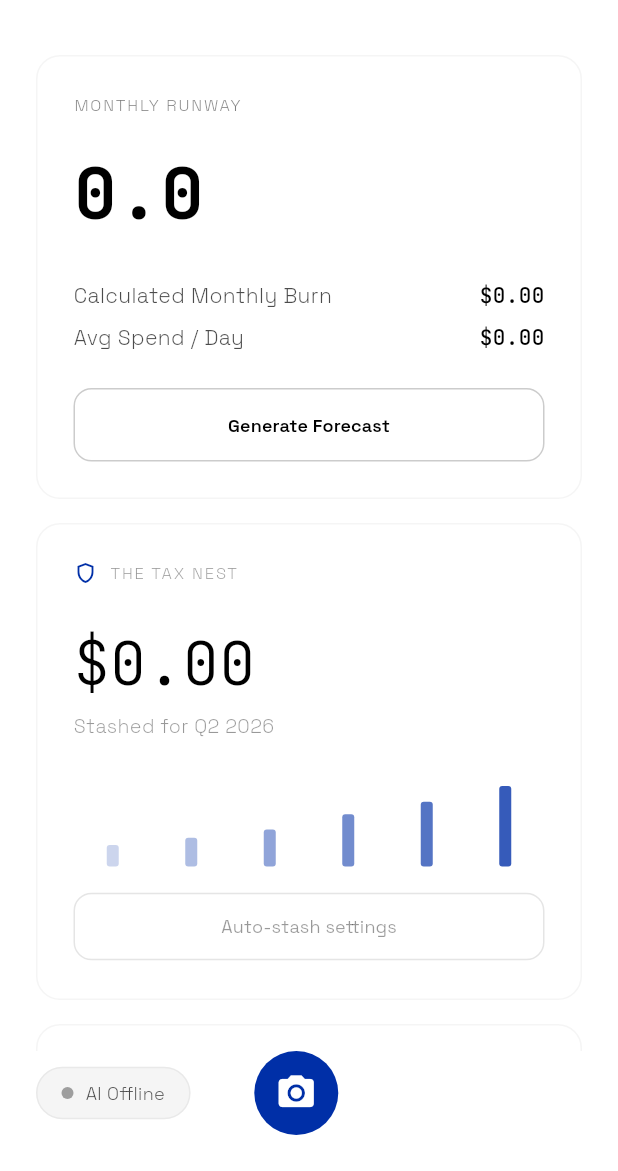
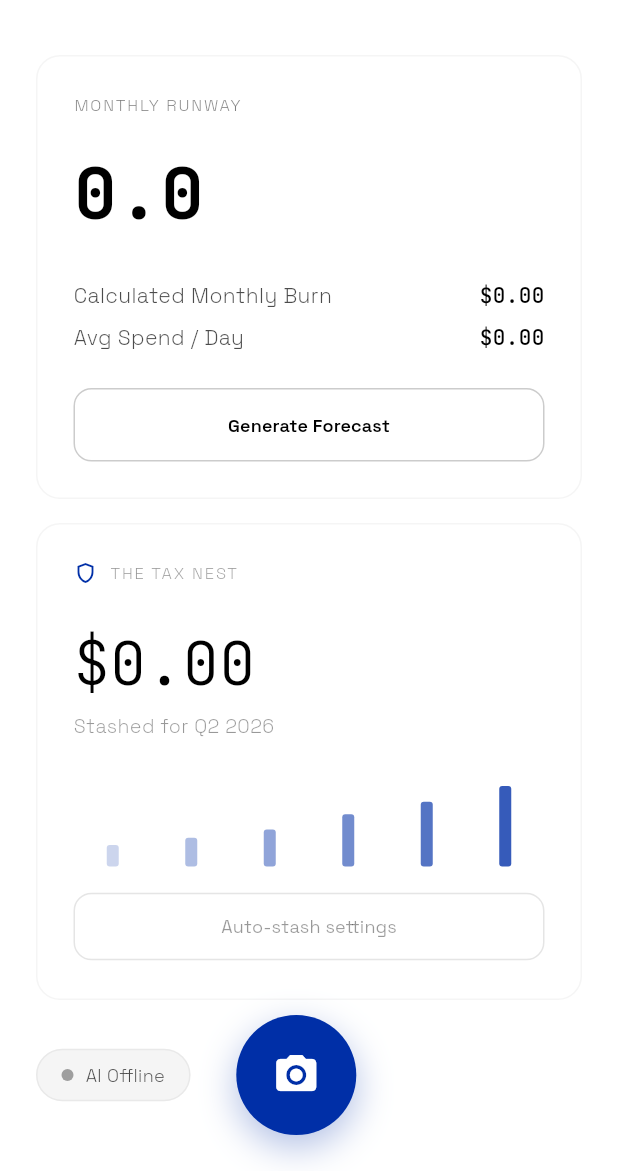
Before and after one commit to TheZen46/EconomyApp, a Flutter app: the HomePage screen opened by its route, on a phone screen of 412 x 824 dp, the part 65-1236 px from its top. Run offline on Flutter 3.47's test engine with Material 3 defaults, Android fonts, the phone set to English and light mode, and no system bars; drawn by our look-alikes of fl_chart, flutter_animate; our stand-ins replace connectivity_plus, csv, dartz, dio, equatable, file_picker and 13 more; missing offline and left inert: extension_google_sign_in_as_googleapis_auth, google_mlkit_text_recognition, googleapis, llama_cpp_dart; accounts and stored records are empty.

Commit message:
feat(ui): implement all figma animations and interactive hover effects

```diff
--- a/lib/features/receipt_scanning/presentation/pages/home_page.dart
+++ b/lib/features/receipt_scanning/presentation/pages/home_page.dart
@@ -75,7 +75,7 @@ class _HomePageState extends ConsumerState<HomePage> {
                   border: InputBorder.none,
                 ),
                 onChanged: (_) => setState(() {}),
-              )
+              ).animate().fadeIn().slideX(begin: 0.05)
             : Text(
                 _isEditMode ? 'Edit Layout' : 'tAIdy',
                 style: GoogleFonts.spaceGrotesk(
@@ -144,7 +144,7 @@ class _HomePageState extends ConsumerState<HomePage> {
               onPressed: () => FocusManager.instance.primaryFocus?.unfocus(),
             ),
           ],
-        ],
+        ].animate(interval: 30.ms).fadeIn(duration: 200.ms).slideY(begin: 0.1, duration: 200.ms),
       ),
       body: receiptListAsync.when(
         data: (receipts) => _buildBody(context, receipts, dashboardItems, isDark),
@@ -367,15 +367,7 @@ class _HomePageState extends ConsumerState<HomePage> {
   }
 
   Widget _buildCardWrapper({required Widget child, required bool isDark}) {
-    return Container(
-      padding: const EdgeInsets.all(24),
-      decoration: BoxDecoration(
-        color: isDark ? const Color(0xFF0F0F0F) : Colors.white,
-        border: Border.all(color: isDark ? Colors.white.withOpacity(0.06) : Colors.black.withOpacity(0.04)),
-        borderRadius: BorderRadius.circular(16),
-      ),
-      child: child,
-    );
+    return HoverCardWrapper(isDark: isDark, child: child);
   }
 
   Widget _buildWidgetContent(DashboardItem item, List<Receipt> receipts, List<Receipt> filteredReceipts, bool isDark) {
@@ -422,16 +414,24 @@ class _HomePageState extends ConsumerState<HomePage> {
           style: GoogleFonts.spaceGrotesk(fontSize: 11, letterSpacing: 1.2, color: fgCol.withOpacity(0.5)),
         ),
         const SizedBox(height: 16),
-        Text(
-          runwayMonths > 99 ? '∞' : runwayMonths.toStringAsFixed(1),
+        TweenAnimationBuilder<double>(
+          tween: Tween<double>(begin: 0, end: runwayMonths),
+          duration: 1.seconds,
+          curve: Curves.easeOut,
+          builder: (context, val, child) {
+            return Text(
+              val > 99 ? '∞' : val.toStringAsFixed(1),
               style: GoogleFonts.jetBrainsMono(fontSize: 48, fontWeight: FontWeight.bold, color: fgCol),
+            );
+          },
         ),
         const SizedBox(height: 24),
         _hoverRow('Calculated Monthly Burn', '\$${monthlyBurn.toStringAsFixed(2)}', fgCol),
         const SizedBox(height: 8),
         _hoverRow('Avg Spend / Day', '\$${(monthlyBurn / now.day).toStringAsFixed(2)}', fgCol),
         const SizedBox(height: 24),
-        SizedBox(
+        InteractiveHover(
+          child: SizedBox(
             width: double.infinity,
             child: OutlinedButton(
               style: OutlinedButton.styleFrom(
@@ -444,6 +444,7 @@ class _HomePageState extends ConsumerState<HomePage> {
                 ScaffoldMessenger.of(context).showSnackBar(const SnackBar(content: Text('Generating forecast...')));
               },
               child: Text('Generate Forecast', style: GoogleFonts.spaceGrotesk(fontWeight: FontWeight.w600)),
+            ),
           ),
         )
       ],
@@ -502,7 +503,7 @@ class _HomePageState extends ConsumerState<HomePage> {
                     Text('\$19,200', style: GoogleFonts.jetBrainsMono(fontSize: 15, color: fgCol)),
                   ],
                 ),
-              ],
+              ].animate(interval: 100.ms).fadeIn().slideY(begin: 0.1),
             ),
           ],
         ),
@@ -720,10 +721,19 @@ class _HomePageState extends ConsumerState<HomePage> {
               return Center(child: Text(days[i], style: GoogleFonts.spaceGrotesk(fontSize: 10, color: fgCol.withOpacity(0.3))));
             }
             final level = densityData[i - 7];
-            return Container(
+            return Tooltip(
+              message: 'Oct ${i - 6}: ${['0', '2', '5', '12', '24'][level]}',
+              textStyle: GoogleFonts.spaceGrotesk(fontSize: 10, color: isDark ? Colors.black : Colors.white, fontWeight: FontWeight.bold),
+              decoration: BoxDecoration(color: isDark ? Colors.white : Colors.black, borderRadius: BorderRadius.circular(8)),
+              verticalOffset: 16,
+              preferBelow: false,
+              child: InteractiveHover(
+                child: Container(
                   decoration: BoxDecoration(
                     color: getIntensityColor(level),
                     borderRadius: BorderRadius.circular(2),
+                  ),
+                ),
               ),
             );
           },
@@ -823,7 +833,7 @@ class _HomePageState extends ConsumerState<HomePage> {
     final muted = fgCol.withOpacity(0.5);
     final accent = const Color(0xFF002FA7);
 
-    return GestureDetector(
+    return InteractiveHover(
       onTap: () => setState(() => _showNeedsAmounts = !_showNeedsAmounts),
       child: Column(
         crossAxisAlignment: CrossAxisAlignment.start,
@@ -978,13 +988,23 @@ class _HomePageState extends ConsumerState<HomePage> {
                 ],
               ),
             ),
-            FloatingActionButton(
-              onPressed: () => context.push('/scan'),
-              backgroundColor: accent,
-              elevation: 0,
-              shape: const CircleBorder(),
-              child: const Icon(Icons.camera_alt, color: Colors.white, size: 28),
+            InteractiveHover(
+              onTap: () => context.push('/scan'),
+              child: Container(
+                width: 80,
+                height: 80,
+                decoration: BoxDecoration(
+                  shape: BoxShape.circle,
+                  color: accent,
+                  boxShadow: [
+                    BoxShadow(color: accent.withOpacity(0.3), blurRadius: 20, offset: const Offset(0, 8)),
+                  ],
+                ),
+                child: const Center(
+                  child: Icon(Icons.camera_alt, color: Colors.white, size: 32),
+                ),
               ).animate().scale(delay: 500.ms, curve: Curves.elasticOut),
+            ),
             const SizedBox(width: 120), // Spacer for balance
           ],
         ),
@@ -1273,3 +1293,80 @@ class _HomePageState extends ConsumerState<HomePage> {
     });
   }
 }
+
+class HoverCardWrapper extends StatefulWidget {
+  final Widget child;
+  final bool isDark;
+  const HoverCardWrapper({super.key, required this.child, required this.isDark});
+
+  @override
+  State<HoverCardWrapper> createState() => _HoverCardWrapperState();
+}
+
+class _HoverCardWrapperState extends State<HoverCardWrapper> {
+  bool _isHovered = false;
+
+  @override
+  Widget build(BuildContext context) {
+    return MouseRegion(
+      onEnter: (_) => setState(() => _isHovered = true),
+      onExit: (_) => setState(() => _isHovered = false),
+      child: AnimatedContainer(
+        duration: const Duration(milliseconds: 200),
+        padding: const EdgeInsets.all(24),
+        decoration: BoxDecoration(
+          color: widget.isDark ? const Color(0xFF0F0F0F) : Colors.white,
+          border: Border.all(
+            color: _isHovered
+              ? (widget.isDark ? Colors.white.withOpacity(0.15) : Colors.black.withOpacity(0.15))
+              : (widget.isDark ? Colors.white.withOpacity(0.06) : Colors.black.withOpacity(0.04)),
+            width: _isHovered ? 2 : 1,
+          ),
+          borderRadius: BorderRadius.circular(16),
+          boxShadow: _isHovered ? [
+            BoxShadow(
+              color: Colors.black.withOpacity(0.1),
+              blurRadius: 20,
+              offset: const Offset(0, 10),
+            )
+          ] : [],
+        ),
+        child: widget.child,
+      ),
+    );
+  }
+}
+
+class InteractiveHover extends StatefulWidget {
+  final Widget child;
+  final VoidCallback? onTap;
+  const InteractiveHover({super.key, required this.child, this.onTap});
+
+  @override
+  State<InteractiveHover> createState() => _InteractiveHoverState();
+}
+
+class _InteractiveHoverState extends State<InteractiveHover> {
+  bool _isHovered = false;
+  bool _isPressed = false;
+
+  @override
+  Widget build(BuildContext context) {
+    return MouseRegion(
+      onEnter: (_) => setState(() => _isHovered = true),
+      onExit: (_) => setState(() => _isHovered = false),
+      child: GestureDetector(
+        onTapDown: (_) => setState(() => _isPressed = true),
+        onTapUp: (_) => setState(() => _isPressed = false),
+        onTapCancel: () => setState(() => _isPressed = false),
+        onTap: widget.onTap,
+        child: AnimatedScale(
+          scale: _isPressed ? 0.95 : (_isHovered ? 1.05 : 1.0),
+          duration: const Duration(milliseconds: 150),
+          curve: Curves.easeOut,
+          child: widget.child,
+        ),
+      ),
+    );
+  }
+}
```
Lines whose indentation alone changed are shown as unchanged.
